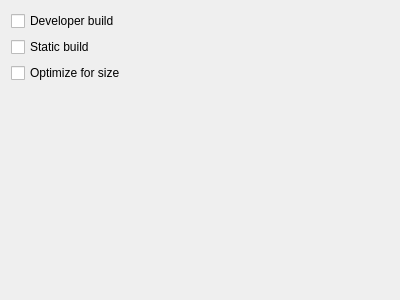
Above: pages/pagecommon.ui from HamedMasafi/confiqt before the change. Below: the same form after it.
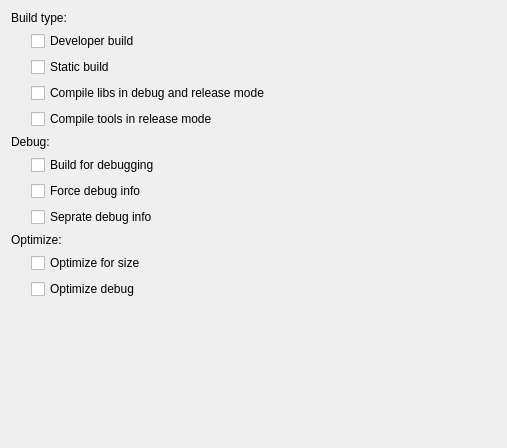
That is the form after the change.

Commit message: complete common page

```diff
--- a/pages/pagecommon.ui
+++ b/pages/pagecommon.ui
@@ -6,38 +6,122 @@
    <rect>
     <x>0</x>
     <y>0</y>
-    <width>400</width>
-    <height>300</height>
+    <width>507</width>
+    <height>448</height>
    </rect>
   </property>
   <property name="windowTitle">
    <string>WizardPage</string>
   </property>
   <property name="title">
-   <string>CommonSettings</string>
+   <string>Common Settings</string>
   </property>
-  <layout class="QVBoxLayout" name="verticalLayout">
+  <layout class="QVBoxLayout" name="verticalLayout_4">
    <item>
-    <widget class="QCheckBox" name="checkBoxDeveloperBuild">
+    <widget class="QLabel" name="label_2">
      <property name="text">
-      <string>Developer build</string>
+      <string>Build type:</string>
      </property>
     </widget>
    </item>
    <item>
-    <widget class="QCheckBox" name="checkBoxStatic">
+    <layout class="QVBoxLayout" name="verticalLayout_3">
+     <property name="leftMargin">
+      <number>20</number>
+     </property>
+     <item>
+      <widget class="QCheckBox" name="checkBoxDeveloperBuild">
+       <property name="text">
+        <string>Developer build</string>
+       </property>
+      </widget>
+     </item>
+     <item>
+      <widget class="QCheckBox" name="checkBoxStatic">
+       <property name="text">
+        <string>Static build</string>
+       </property>
+      </widget>
+     </item>
+     <item>
+      <widget class="QCheckBox" name="checkBoxDebugAndRelease">
+       <property name="text">
+        <string>Compile libs in debug and release mode</string>
+       </property>
+      </widget>
+     </item>
+     <item>
+      <widget class="QCheckBox" name="checkBoxReleaseTools">
+       <property name="text">
+        <string>Compile tools in release mode</string>
+       </property>
+      </widget>
+     </item>
+    </layout>
+   </item>
+   <item>
+    <widget class="QLabel" name="label_3">
      <property name="text">
-      <string>Static build</string>
+      <string>Debug:</string>
      </property>
     </widget>
    </item>
    <item>
-    <widget class="QCheckBox" name="checkBoxOptimizeForSize">
+    <layout class="QVBoxLayout" name="verticalLayout_2">
+     <property name="leftMargin">
+      <number>20</number>
+     </property>
+     <item>
+      <widget class="QCheckBox" name="checkBoxBuildForDebug">
+       <property name="text">
+        <string>Build for debugging</string>
+       </property>
+      </widget>
+     </item>
+     <item>
+      <widget class="QCheckBox" name="checkBoxForceDebugInfo">
+       <property name="text">
+        <string>Force debug info</string>
+       </property>
+      </widget>
+     </item>
+     <item>
+      <widget class="QCheckBox" name="checkBoxSeprateDebugInfo">
+       <property name="text">
+        <string>Seprate debug info</string>
+       </property>
+      </widget>
+     </item>
+    </layout>
+   </item>
+   <item>
+    <widget class="QLabel" name="label">
      <property name="text">
-      <string>Optimize for size</string>
+      <string>Optimize:</string>
      </property>
     </widget>
    </item>
+   <item>
+    <layout class="QVBoxLayout" name="verticalLayout">
+     <property name="leftMargin">
+      <number>20</number>
+     </property>
+     <item>
+      <widget class="QCheckBox" name="checkBoxOptimizeForSize">
+       <property name="text">
+        <string>Optimize for size</string>
+       </property>
+      </widget>
+     </item>
+     <item>
+      <widget class="QCheckBox" name="checkBoxOptimizeDebug">
+       <property name="text">
+        <string>Optimize debug</string>
+       </property>
+      </widget>
+     </item>
+    </layout>
+   </item>
    <item>
     <spacer name="verticalSpacer">
      <property name="orientation">
```
The commit also changes 18 other files.
